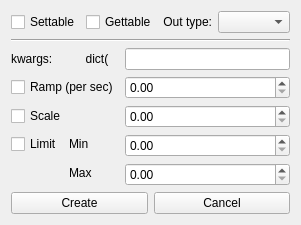
First picture: the form in ui/RackParamDevice.ui, repository AlexisMrl/HegelLab, before the edit.
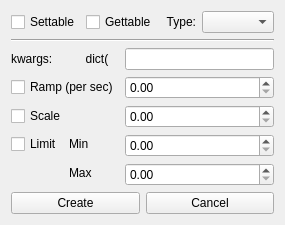
Second picture: the form after the edit. Custom widgets are drawn as their Qt base class.

```diff
--- a/ui/RackParamDevice.ui
+++ b/ui/RackParamDevice.ui
@@ -2,6 +2,14 @@
 <ui version="4.0">
  <class>MainWindow</class>
  <widget class="QMainWindow" name="MainWindow">
+  <property name="geometry">
+   <rect>
+    <x>0</x>
+    <y>0</y>
+    <width>285</width>
+    <height>214</height>
+   </rect>
+  </property>
   <property name="windowTitle">
    <string>MainWindow</string>
   </property>
@@ -156,7 +164,7 @@
       <item>
        <widget class="QLabel" name="label_2">
         <property name="text">
-         <string>Out type:</string>
+         <string>Type:</string>
         </property>
         <property name="alignment">
          <set>Qt::AlignRight|Qt::AlignTrailing|Qt::AlignVCenter</set>
```
